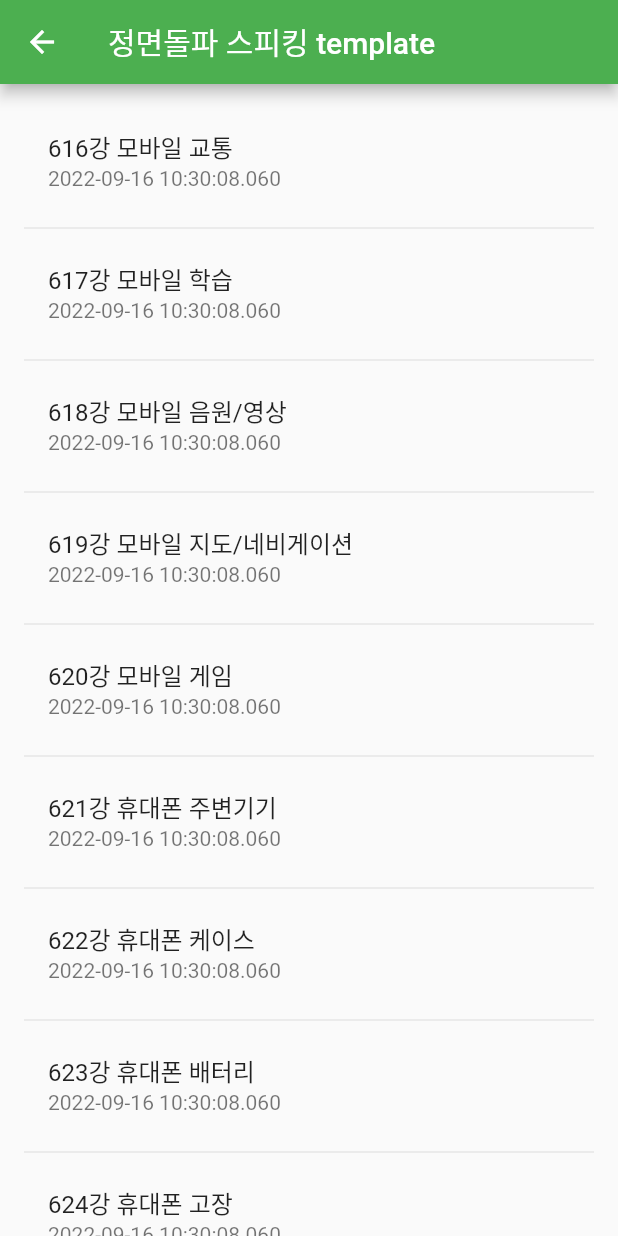
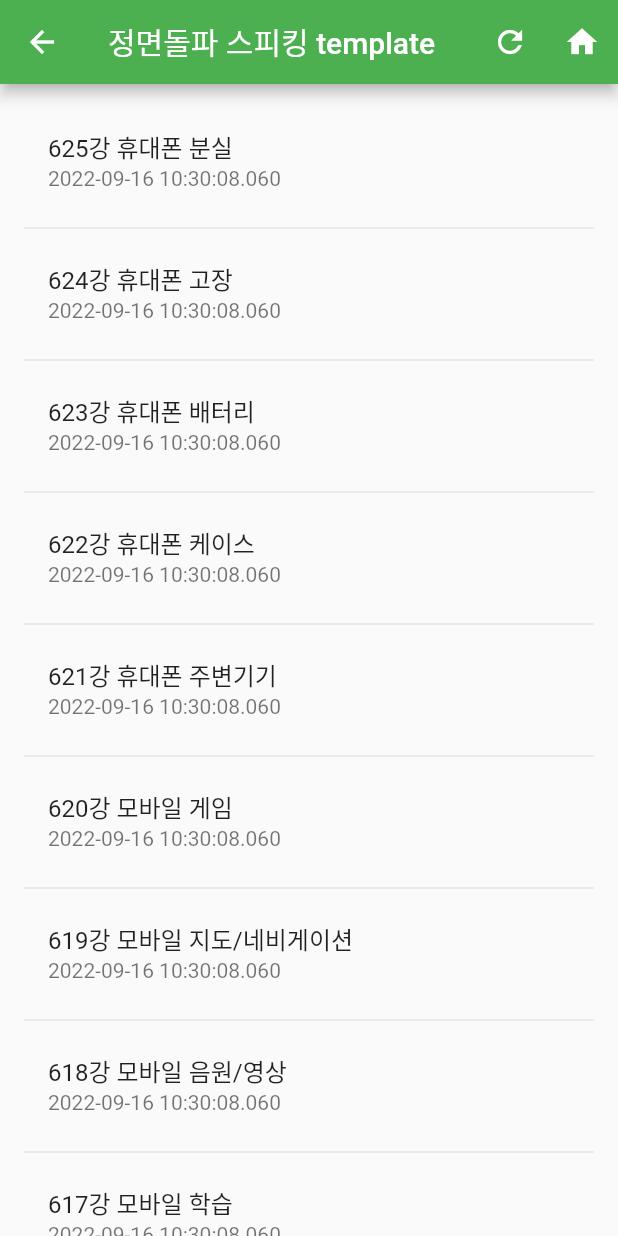
Before and after one commit to mechurak/ellas-notes-flutter, a Flutter app: the screen it shows after launch, after a tap on "정면돌파 스피킹 template", on a phone screen of 412 x 824 dp. Run offline on Flutter 3.47's test engine with Material 2 defaults, Android fonts, the phone set to English and light mode, and no system bars; our stand-ins replace cloud_firestore, dio, file_picker, firebase_auth, firebase_core, firebase_storage and 5 more; missing offline and left inert: googleapis; accounts and stored records are empty; network calls fail.

Commit message:
Add refresh button to ChapterPage

```diff
--- a/lib/main.dart
+++ b/lib/main.dart
@@ -7,6 +7,7 @@ import 'dart:convert';
 import 'package:firebase_core/firebase_core.dart';
 import 'package:flutter/material.dart';
 import 'package:flutter/services.dart';
+import 'package:flutter_easyloading/flutter_easyloading.dart';
 import 'package:get_it/get_it.dart';
 import 'package:hive_flutter/hive_flutter.dart';
 
@@ -29,7 +30,7 @@ void main() async {
   // );
   await loadConfig();
   registerHttpService();
-  await Hive.initFlutter("hive_boxes");  // Hive 파일들 저장할 경로 지정
+  await Hive.initFlutter("hive_boxes"); // Hive 파일들 저장할 경로 지정
   Hive.registerAdapter(SubjectAdapter()); // add here
   Hive.registerAdapter(ChapterAdapter());
   Hive.registerAdapter(WordAdapter());
@@ -67,6 +68,7 @@ class MyApp extends StatelessWidget {
         "home": (context) => HomePage(),
         "game": (context) => GamePage(),
       },
+      builder: EasyLoading.init(),
     );
   }
 }
--- a/lib/pages/chapter_page.dart
+++ b/lib/pages/chapter_page.dart
@@ -1,4 +1,6 @@
+import 'package:ellas_notes_flutter/googlesheet/sheet_helper.dart';
 import 'package:flutter/material.dart';
+import 'package:flutter_easyloading/flutter_easyloading.dart';
 import 'package:hive_flutter/hive_flutter.dart';
 
 import '../models/chapter.dart';
@@ -17,7 +19,7 @@ class ChapterPage extends StatefulWidget {
 
 class _ChapterPageState extends State<ChapterPage> {
   late double _deviceHeight, _deviceWidth;
-  Box? _box;
+  List<Chapter>? chapters;
 
   @override
   Widget build(BuildContext context) {
@@ -27,6 +29,22 @@ class _ChapterPageState extends State<ChapterPage> {
     return Scaffold(
       appBar: AppBar(
         title: Text(widget.subject.title),
+        actions: [
+          IconButton(
+            icon: const Icon(Icons.refresh),
+            onPressed: () async {
+              EasyLoading.instance.maskType = EasyLoadingMaskType.black;
+              EasyLoading.show(status: 'loading...');
+              await SheetHelper.fetchSpreadsheet(widget.subject.sheetId);
+              setState(() {});
+              EasyLoading.dismiss();
+            },
+          ),
+          IconButton(
+            icon: const Icon(Icons.home),
+            onPressed: () {},
+          ),
+        ],
       ),
       body: SafeArea(
         child: Container(
@@ -46,10 +64,10 @@ class _ChapterPageState extends State<ChapterPage> {
 
   Widget _chapterView() {
     return FutureBuilder(
-      future: ChapterRepository().openBoxWithPreload(),
+      future: ChapterRepository().getChapterListBySubjectKey(widget.subject.key),
       builder: (BuildContext context, AsyncSnapshot snapshot) {
         if (snapshot.hasData) {
-          _box = snapshot.data;
+          chapters = snapshot.data;
           return _chapterList();
         } else {
           return const Center(
@@ -61,13 +79,12 @@ class _ChapterPageState extends State<ChapterPage> {
   }
 
   Widget _chapterList() {
-    List chapters = _box!.values.where((chapter) => chapter.subjectKey == widget.subject.key).toList();
     return Expanded(
       child: ListView.separated(
         padding: const EdgeInsets.all(16.0),
-        itemCount: chapters.length,
+        itemCount: chapters!.length,
         itemBuilder: (BuildContext context, int index) {
-          return _chapterTile(chapters[index]);
+          return _chapterTile(chapters![index]);
         },
         separatorBuilder: (BuildContext context, int index) {
           return const Divider();
--- a/lib/repositories/chapter_repository.dart
+++ b/lib/repositories/chapter_repository.dart
@@ -319,6 +319,14 @@ class ChapterRepository {
     box.addAll(chapters);
   }
 
+  Future<List<Chapter>> getChapterListBySubjectKey(int subjectKey) async {
+    Box box = (await openBoxWithPreload())!;
+    List chapters = box.values.where((chapter) => chapter.subjectKey == subjectKey).toList();
+    List<Chapter> retList = List.from(chapters);
+    retList.sort((b, a) => a.nameForKey.compareTo(b.nameForKey));  // DESC
+    return retList;
+  }
+
   List<Chapter> getChapters() {
     return _fakeChapters;
   }
--- a/pubspec.yaml
+++ b/pubspec.yaml
@@ -48,6 +48,7 @@ dependencies:
   firebase_storage: ^10.3.4
   googleapis: ^8.1.0
   googleapis_auth: ^1.3.1
+  flutter_easyloading: ^3.0.5
 
 dev_dependencies:
   flutter_test:
```
Also changed, not shown: lib/googlesheet/sheet_helper.dart (+8 -4 lines), lib/repositories/subject_repository.dart (+10 -0 lines), pubspec.lock.
